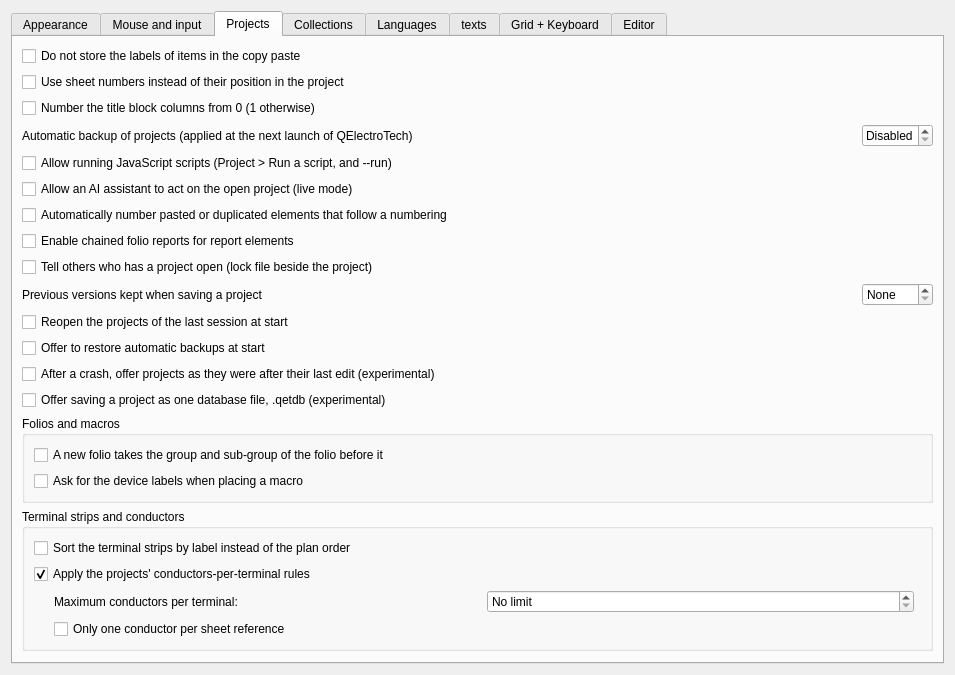
First picture: the form in sources/ui/configpage/generalconfigurationpage.ui, repository qelectrotech/qelectrotech-source-mirror, before the edit.
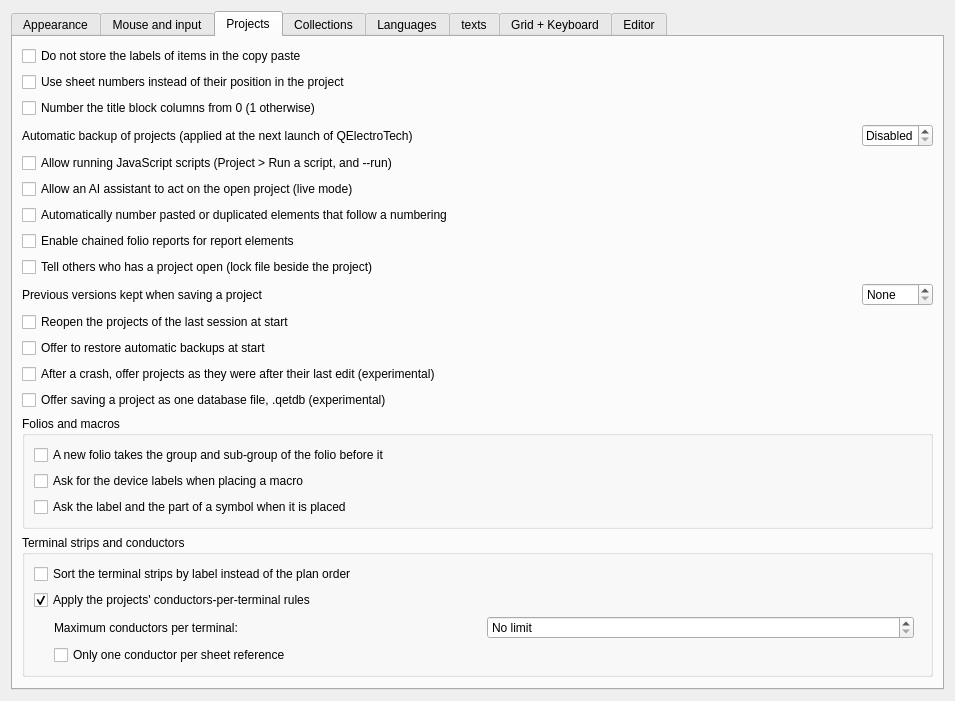
Second picture: the form after the edit. The open tabs and pages were chosen to show the change. Icons and pictures are not drawn. Custom widgets are drawn as their Qt base class.

Commit message: Ask the label and the part of a symbol when it is placed

Patch:
```diff
--- a/sources/ui/configpage/generalconfigurationpage.ui
+++ b/sources/ui/configpage/generalconfigurationpage.ui
@@ -817,6 +817,16 @@
             </property>
            </widget>
           </item>
+          <item>
+           <widget class="QCheckBox" name="m_symbol_ask_label_part_cb">
+            <property name="text">
+             <string>Ask the label and the part of a symbol when it is placed</string>
+            </property>
+            <property name="toolTip">
+             <string>One small dialog per symbol: its label (the next free one is proposed) and its part number, which brings the device type. Unchecked, a symbol is placed without asking.</string>
+            </property>
+           </widget>
+          </item>
          </layout>
         </widget>
        </item>
```
Left out of the diff: 1 changed line with no effect on the pictures. The commit also changes 14 other files.
